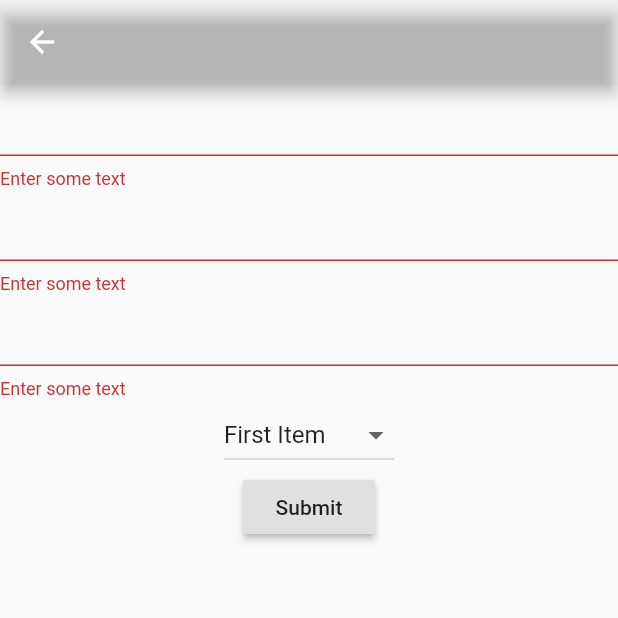
After one commit to timmelcherson/swiftvote, a Flutter app: the AddVoteScreen screen opened by its route, after a tap on "Submit", on a phone screen of 412 x 824 dp, the top half of it. The commit adds this screen. Run offline on Flutter 3.47's test engine with Material 2 defaults, Android fonts, the phone set to English and light mode, and no system bars; our stand-ins replace bloc, equatable, flutter_bloc, flutter_svg.

Commit message:
basic add vote page working

```diff
--- a/lib/main.dart
+++ b/lib/main.dart
@@ -6,6 +6,7 @@ import 'package:swiftvote/repositories/vote_repository.dart';
 import 'package:swiftvote/utils/file_storage.dart';
 import 'package:swiftvote/utils/simple_bloc_observer.dart';
 import 'package:swiftvote/widgets/widgets.dart';
+import 'package:swiftvote/utils/swiftvote_widget_keys.dart';
 
 import 'blocs/blocs.dart';
 
@@ -57,12 +58,30 @@ class SwiftvoteApp extends StatelessWidget {
                 )..add(VoteLoaded()),
               ),
               BlocProvider<ExploreBloc>(
-                create: (context) => ExploreBloc()..add(ExploreLoaded(),
-              ))
+                  create: (context) => ExploreBloc()
+                    ..add(
+                      ExploreLoaded(),
+                    ))
             ],
             child: AppScreen(),
           );
         },
+        Routes.addVoteSCreen: (context) {
+          return AddVoteScreen(
+              key: SwiftvoteWidgetKeys.addVoteScreen,
+              onSave: (
+                title,
+                answerOne,
+                answerTwo,
+                category,
+              ) {
+                print(title);
+                print(answerOne);
+                print(answerTwo);
+                print(category);
+              },
+              isEditing: false);
+        }
       },
     );
   }
--- /dev/null
+++ b/lib/screens/add_vote_screen.dart
@@ -0,0 +1,133 @@
+import 'package:flutter/material.dart';
+import 'package:swiftvote/utils/swiftvote_widget_keys.dart';
+
+typedef OnSaveCallback = Function(
+    String title, String answerOne, String answerTwo, String category);
+
+class AddVoteScreen extends StatefulWidget {
+  final bool isEditing;
+  final OnSaveCallback onSave;
+  final Map<int, String> tempVote;
+
+  AddVoteScreen({
+    Key key,
+    @required this.onSave,
+    @required this.isEditing,
+    this.tempVote,
+  }) : super(key: key ?? SwiftvoteWidgetKeys.addVoteScreen);
+
+  @override
+  State createState() => _AddVoteScreenState();
+}
+
+class _AddVoteScreenState extends State<AddVoteScreen> {
+  static final _addVoteFormKey = GlobalKey<FormState>();
+
+  int _value = 1;
+
+  String _voteTitle;
+  String _voteAnswerOne;
+  String _voteAnswerTwo;
+  String _voteCategory;
+
+  List<ListItem> _dropDownItems = [
+    ListItem(1, "First Item"),
+    ListItem(2, "Second Item"),
+    ListItem(3, "Third Item"),
+    ListItem(4, "Fourth Item"),
+  ];
+  List<DropdownMenuItem<ListItem>> _dropdownMenuItems;
+  ListItem _selectedItem;
+
+  bool get isEditing => widget.isEditing;
+
+  @override
+  void initState() {
+    super.initState();
+    _dropdownMenuItems = buildDropDownMenuItems(_dropDownItems);
+    _selectedItem = _dropdownMenuItems[0].value;
+  }
+
+  List<DropdownMenuItem<ListItem>> buildDropDownMenuItems(List listItems) {
+    List<DropdownMenuItem<ListItem>> items = List();
+    for (ListItem listItem in listItems) {
+      items.add(
+        DropdownMenuItem(
+          child: Text(listItem.name),
+          value: listItem,
+        ),
+      );
+    }
+    return items;
+  }
+
+  @override
+  Widget build(BuildContext context) {
+    return Scaffold(
+      appBar: AppBar(
+        backgroundColor: Colors.transparent,
+      ),
+      body: Form(
+        key: _addVoteFormKey,
+        child: Column(
+          children: <Widget>[
+            TextFormField(
+              validator: (value) {
+                return validateTextField(value);
+              },
+              onSaved: (value) => _voteTitle = value,
+            ),
+            TextFormField(
+              validator: (value) {
+                return validateTextField(value);
+              },
+              onSaved: (value) => _voteAnswerOne = value,
+            ),
+            TextFormField(
+              validator: (value) {
+                return validateTextField(value);
+              },
+              onSaved: (value) => _voteAnswerTwo = value,
+            ),
+            DropdownButton(
+              value: _selectedItem,
+              items: _dropdownMenuItems,
+              onChanged: (value) {
+                setState(() {
+                  _selectedItem = value;
+                  _voteCategory = _selectedItem.name;
+                });
+              },
+            ),
+            RaisedButton(
+              onPressed: () {
+                if (_addVoteFormKey.currentState.validate()) {
+                  _addVoteFormKey.currentState.save();
+                  widget.onSave(_voteTitle, _voteAnswerOne, _voteAnswerTwo,
+                      _voteCategory);
+                  print("VALIDATED");
+                  Navigator.pop(context);
+                }
+              },
+              child: Text('Submit'),
+            )
+          ],
+        ),
+      ),
+    );
+  }
+
+  validateTextField(String value) {
+    if (value.trim().isEmpty) {
+      return 'Enter some text';
+    }
+    return null;
+  }
+}
+
+class ListItem {
+  int value;
+  String name;
+
+  ListItem(this.value, this.name);
+}
--- a/lib/screens/screens.dart
+++ b/lib/screens/screens.dart
@@ -1 +1,2 @@
 export 'app_screen.dart';
+export 'add_vote_screen.dart';
--- a/lib/utils/routes.dart
+++ b/lib/utils/routes.dart
@@ -5,4 +5,5 @@ class Routes {
   static final search = '/search';
   static final notifications = '/notifications';
   static final settings = '/settings';
+  static final addVoteSCreen = '/addVote';
 }
--- a/lib/utils/keys.dart
+++ b/lib/utils/swiftvote_widget_keys.dart
@@ -1,7 +1,8 @@
 import 'package:flutter/widgets.dart';
 
-class SwiftvoteKeys {
+class SwiftvoteWidgetKeys {
   static const homeScreen = Key('__homeScreen__');
+  static const addVoteScreen = Key('__addVoteScreen');
 
   // tabs
   static const tabs = Key('__tabs__');
--- a/lib/widgets/explore_page/explore_widget.dart
+++ b/lib/widgets/explore_page/explore_widget.dart
@@ -1,7 +1,7 @@
 import 'package:flutter/material.dart';
 import 'package:flutter_bloc/flutter_bloc.dart';
 import 'package:swiftvote/models/category_tag.dart';
-import 'package:swiftvote/utils/keys.dart';
+import 'package:swiftvote/utils/swiftvote_widget_keys.dart';
 import 'package:swiftvote/utils/swiftvote_theme.dart';
 import 'package:swiftvote/blocs/blocs.dart';
 import 'package:swiftvote/widgets/loading_indicator.dart';
@@ -16,13 +16,13 @@ class ExploreWidget extends StatelessWidget {
     return BlocBuilder<ExploreBloc, ExploreState>(
       builder: (context, state) {
         if (state is ExploreCategoriesLoadInProgress) {
-          return LoadingIndicator(key: SwiftvoteKeys.loadingIndicator);
+          return LoadingIndicator(key: SwiftvoteWidgetKeys.loadingIndicator);
         } else if (state is ExploreCategoriesLoadSuccess) {
           final categories = state.categories;
           final categoryThumbnailAssetPath = state.categoryImagesPaths;
 
           return CustomScrollView(
-            key: SwiftvoteKeys.exploreWidget,
+            key: SwiftvoteWidgetKeys.exploreWidget,
             scrollDirection: Axis.vertical,
             slivers: <Widget>[
               SliverPersistentHeader(
--- a/lib/widgets/notifications_widget.dart
+++ b/lib/widgets/notifications_widget.dart
@@ -1,6 +1,6 @@
 import 'package:flutter/material.dart';
 import 'package:flutter_bloc/flutter_bloc.dart';
-import 'package:swiftvote/utils/keys.dart';
+import 'package:swiftvote/utils/swiftvote_widget_keys.dart';
 
 
 class NotificationsWidget extends StatelessWidget {
@@ -8,7 +8,7 @@ class NotificationsWidget extends StatelessWidget {
   @override
   Widget build(BuildContext context) {
     return Scaffold(
-      key: SwiftvoteKeys.notificationsWidget,
+      key: SwiftvoteWidgetKeys.notificationsWidget,
       body: Container(
         color: Color.fromRGBO(123, 239, 178, 1),
         child: Center(
--- a/lib/widgets/search_page/search_widget.dart
+++ b/lib/widgets/search_page/search_widget.dart
@@ -2,7 +2,7 @@ import 'package:flutter/gestures.dart';
 import 'package:flutter/material.dart';
 import 'package:flutter/services.dart';
 import 'package:flutter_bloc/flutter_bloc.dart';
-import 'package:swiftvote/utils/keys.dart';
+import 'package:swiftvote/utils/swiftvote_widget_keys.dart';
 import 'package:swiftvote/utils/swiftvote_theme.dart';
 
 class SearchWidget extends StatelessWidget {
@@ -20,7 +20,7 @@ class SearchWidget extends StatelessWidget {
             FocusScope.of(context).unfocus();
           },
           child: CustomScrollView(
-            key: SwiftvoteKeys.searchWidget,
+            key: SwiftvoteWidgetKeys.searchWidget,
             scrollDirection: Axis.vertical,
             controller: _scrollController,
             physics: _renderSearchResult
--- a/lib/widgets/settings_widget.dart
+++ b/lib/widgets/settings_widget.dart
@@ -1,6 +1,6 @@
 import 'package:flutter/material.dart';
 import 'package:flutter_bloc/flutter_bloc.dart';
-import 'package:swiftvote/utils/keys.dart';
+import 'package:swiftvote/utils/swiftvote_widget_keys.dart';
 
 
 class SettingsWidget extends StatelessWidget {
@@ -8,7 +8,7 @@ class SettingsWidget extends StatelessWidget {
   @override
   Widget build(BuildContext context) {
     return Scaffold(
-      key: SwiftvoteKeys.settingsWidget,
+      key: SwiftvoteWidgetKeys.settingsWidget,
       body: Container(
         color: Color.fromRGBO(235, 149, 50, 1),
         child: Center(
--- a/lib/widgets/tab_selector.dart
+++ b/lib/widgets/tab_selector.dart
@@ -1,7 +1,7 @@
 import 'package:flutter/cupertino.dart';
 import 'package:flutter/foundation.dart';
 import 'package:flutter/material.dart';
-import 'package:swiftvote/utils/keys.dart';
+import 'package:swiftvote/utils/swiftvote_widget_keys.dart';
 import 'package:swiftvote/models/models.dart';
 import 'package:flutter_svg/flutter_svg.dart';
 import 'package:swiftvote/utils/swiftvote_theme.dart';
@@ -21,7 +21,7 @@ class TabSelector extends StatelessWidget {
     return SizedBox(
       height: 58,
       child: BottomNavigationBar(
-        key: SwiftvoteKeys.tabs,
+        key: SwiftvoteWidgetKeys.tabs,
         currentIndex: AppTab.values.indexOf(activeTab),
         onTap: (index) => {onTabSelected(AppTab.values[index])},
         items: AppTab.values.map((tab) {
```
Also changed, not shown: lib/models/app_tab.dart (+6 -6 lines), lib/widgets/vote_page/vote_widget.dart (+6 -3 lines).
